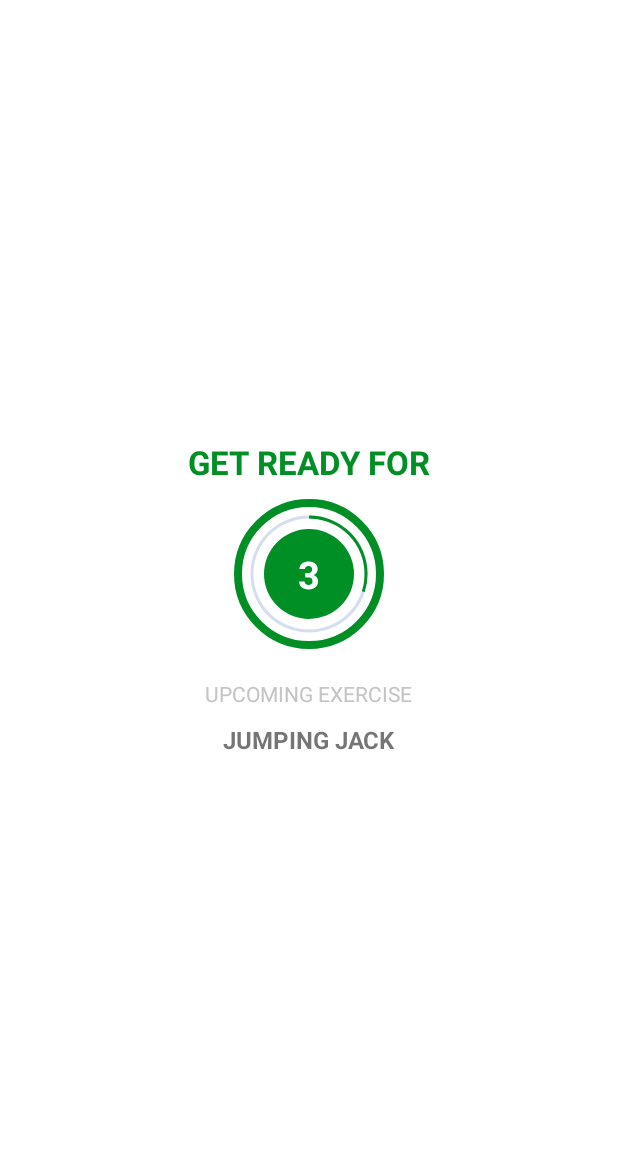
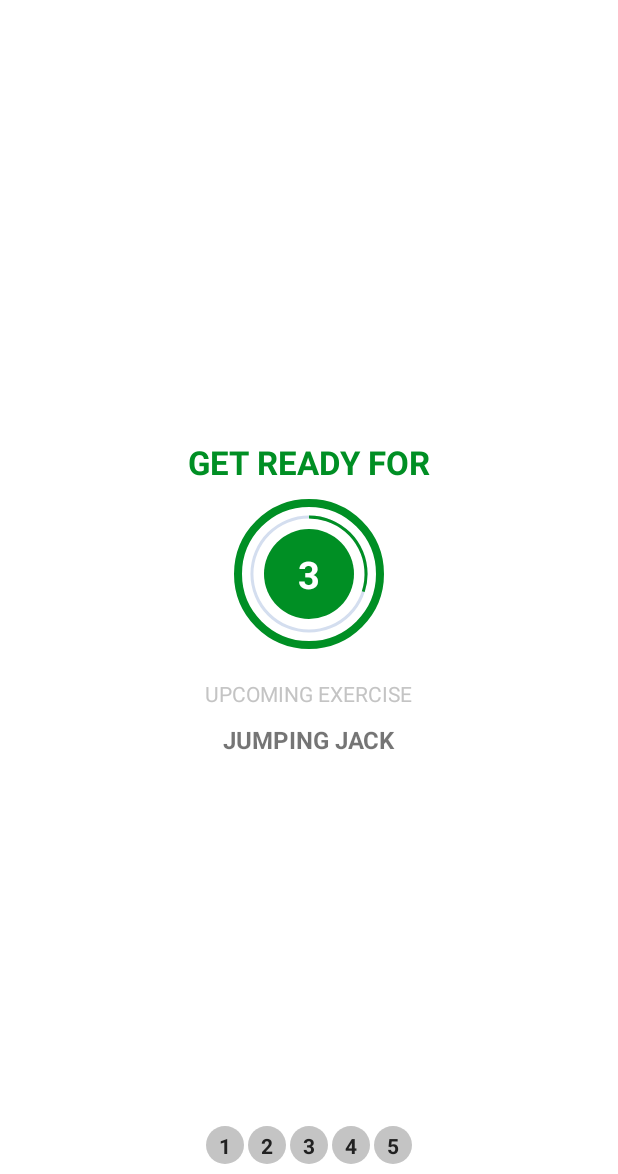
Before and after one commit to raitenshi10/AndroidStudioProject, an Android app: the ExerciseActivity screen opened directly, with no data from a screen before it, on a phone screen of 412 x 824 dp, the part 62-1236 px from its top. Run offline under Robolectric (Android 15) with nearby library versions, the phone set to English and light mode, and no system bars.

Commit message:
adding recyclerview

```diff
--- a/7MinsWorkout/app/build.gradle
+++ b/7MinsWorkout/app/build.gradle
@@ -34,4 +34,5 @@
     testImplementation 'junit:junit:4.12'
     androidTestImplementation 'androidx.test.ext:junit:1.1.1'
     androidTestImplementation 'androidx.test.espresso:espresso-core:3.2.0'
+    implementation 'androidx.recyclerview:recyclerview:1.0.0'
 }
--- a/7MinsWorkout/app/src/main/java/com/example/a7minsworkout/ExerciseActivity.kt
+++ b/7MinsWorkout/app/src/main/java/com/example/a7minsworkout/ExerciseActivity.kt
@@ -7,7 +7,11 @@
 import android.speech.tts.TextToSpeech
 import android.util.Log
 import android.view.View
+import android.widget.LinearLayout
 import android.widget.Toast
+import androidx.appcompat.widget.LinearLayoutCompat
+import androidx.recyclerview.widget.LinearLayoutManager
+import androidx.recyclerview.widget.RecyclerView
 import kotlinx.android.synthetic.main.activity_exercise.*
 import org.intellij.lang.annotations.Language
 import java.util.*
@@ -26,6 +30,8 @@
 
     private var tts: TextToSpeech? = null
     private var player: MediaPlayer? = null
+
+    private var exerciseAdapter: ExerciseStatusAdapter? = null
 
     override fun onCreate(savedInstanceState: Bundle?) {
         super.onCreate(savedInstanceState)
@@ -47,6 +53,7 @@
         setupRestView()
 
         exerciseList = Constant.defaultExerciseList()
+        setupExerciseStatusRecyclerView()
     }
 
     override fun onDestroy() {
@@ -156,4 +163,10 @@
     private fun speakOut(text: String) {
         tts!!.speak(text, TextToSpeech.QUEUE_FLUSH, null, "" )
     }
+
+    private fun setupExerciseStatusRecyclerView() {
+        rvExerciseStatus.layoutManager = LinearLayoutManager(applicationContext, RecyclerView.HORIZONTAL, false)
+        exerciseAdapter = ExerciseStatusAdapter(exerciseList!!, this)
+        rvExerciseStatus.adapter = exerciseAdapter
+    }
 }
--- /dev/null
+++ b/7MinsWorkout/app/src/main/java/com/example/a7minsworkout/ExerciseStatusAdapter.kt
@@ -0,0 +1,36 @@
+package com.example.a7minsworkout
+
+import android.content.Context
+import android.view.LayoutInflater
+import android.view.View
+import android.view.ViewGroup
+import androidx.core.content.contentValuesOf
+import androidx.recyclerview.widget.RecyclerView
+import kotlinx.android.synthetic.main.item_exercise_status.view.*
+
+class ExerciseStatusAdapter(val items: ArrayList<ExerciseModels>, val context: Context): RecyclerView.Adapter<ExerciseStatusAdapter.ViewHolder>() {
+
+    class ViewHolder(v: View): RecyclerView.ViewHolder(v) {
+        val tvItem = v.tvItem
+
+    }
+
+    override fun onCreateViewHolder(parent: ViewGroup, viewType: Int): ViewHolder {
+        return ViewHolder(
+            LayoutInflater.from(context).inflate(
+                R.layout.item_exercise_status,
+                parent,
+                false
+            )
+        )
+    }
+
+    override fun onBindViewHolder(holder: ViewHolder, position: Int) {
+        val model: ExerciseModels = items[position]
+        holder.tvItem.text = model.id.toString()
+    }
+
+    override fun getItemCount(): Int {
+        return items.size
+    }
+}
--- /dev/null
+++ b/7MinsWorkout/app/src/main/res/drawable/item_circular_color_grey_background.xml
@@ -0,0 +1,8 @@
+<?xml version="1.0" encoding="utf-8"?>
+<shape xmlns:android="http://schemas.android.com/apk/res/android"
+    android:shape="oval">
+
+    <solid
+        android:color="#c4c4c4"/>
+
+</shape>
--- a/7MinsWorkout/app/src/main/res/layout/activity_exercise.xml
+++ b/7MinsWorkout/app/src/main/res/layout/activity_exercise.xml
@@ -22,7 +22,8 @@
         android:gravity="center"
         android:layout_below="@id/toolbar_exercise"
         android:orientation="vertical"
-        android:visibility="visible">
+        android:visibility="visible"
+        tools:visibility = "gone">
 
         <androidx.appcompat.widget.AppCompatTextView
             android:layout_width="wrap_content"
@@ -95,13 +96,15 @@
         android:gravity="center"
         android:layout_below="@id/toolbar_exercise"
         android:orientation="vertical"
-        android:visibility="gone">
+        android:visibility="gone"
+        tools:visibility="visible">
 
         <androidx.appcompat.widget.AppCompatImageView
             android:id="@+id/iv_exercise"
             android:layout_width="match_parent"
             android:layout_height="0dp"
             android:scaleType="fitXY"
+            android:layout_gravity="center"
             android:layout_weight="1"
             android:contentDescription="@string/image"
             android:src="@drawable/ic_jumping_jacks"/>
@@ -119,6 +122,7 @@
             android:layout_width="100dp"
             android:layout_height="100dp"
             android:layout_marginTop="10dp"
+            android:layout_gravity="center"
             android:background="@drawable/item_circular_color_accent_border">
 
             <ProgressBar
@@ -152,4 +156,13 @@
             </androidx.appcompat.widget.LinearLayoutCompat>
         </FrameLayout>
     </androidx.appcompat.widget.LinearLayoutCompat>
+
+    <androidx.recyclerview.widget.RecyclerView
+        android:id="@+id/rvExerciseStatus"
+        android:layout_width="wrap_content"
+        android:layout_height="wrap_content"
+        android:layout_alignParentBottom="true"
+        android:layout_centerHorizontal="true"
+        android:layout_margin="5dp"/>
+
 </RelativeLayout>
--- /dev/null
+++ b/7MinsWorkout/app/src/main/res/layout/item_exercise_status.xml
@@ -0,0 +1,16 @@
+<?xml version="1.0" encoding="utf-8"?>
+<TextView xmlns:android="http://schemas.android.com/apk/res/android"
+    xmlns:tools="http://schemas.android.com/tools"
+    android:id="@+id/tvItem"
+    android:layout_width="25dp"
+    android:layout_height="25dp"
+    android:layout_margin="1dp"
+    android:gravity="center"
+    android:textColor="#212121"
+    android:textSize="14sp"
+    android:textStyle="bold"
+    android:padding="3dp"
+    android:background="@drawable/item_circular_color_grey_background"
+    tools:text="1">
+
+</TextView>
```
